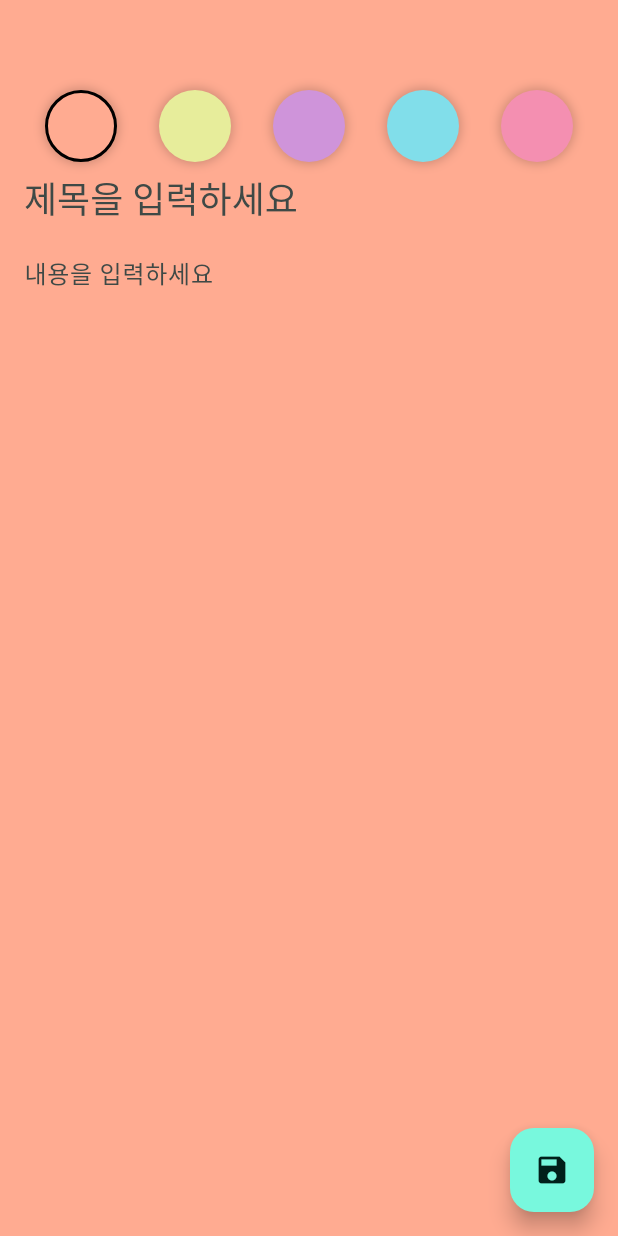
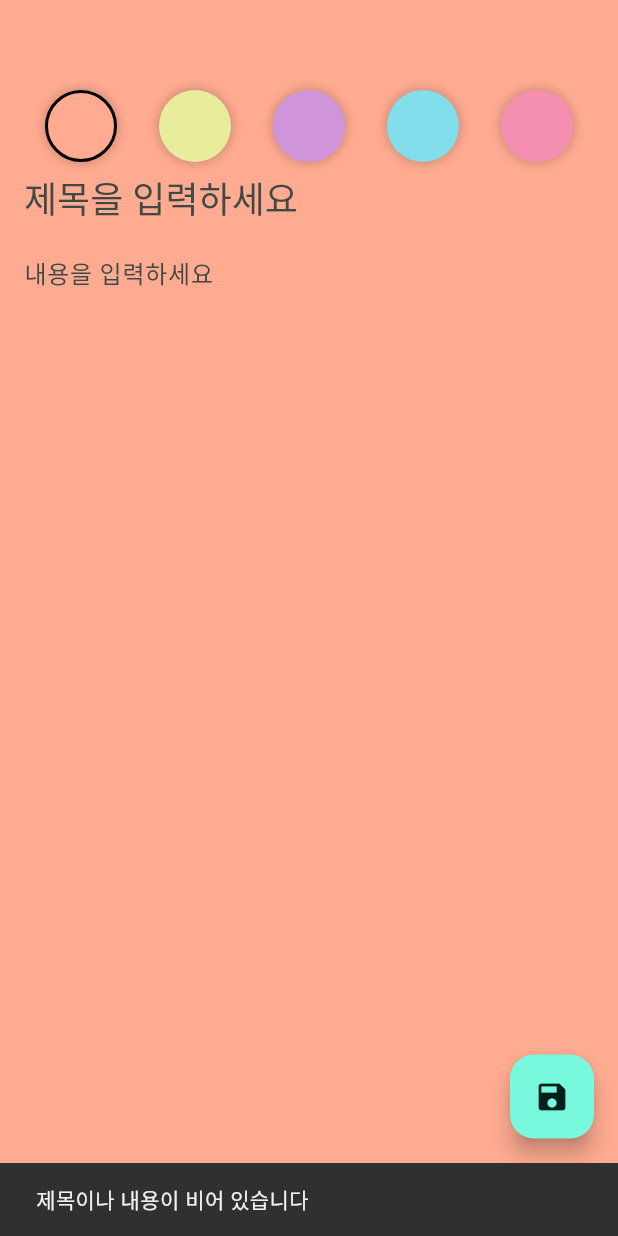
Before and after one commit to ssac-flutter/clean-note-app-2, a Flutter app: the AddEditNoteScreen screen opened directly, after a tap on the "save" icon, on a phone screen of 412 x 824 dp. Run offline on Flutter 3.47's test engine with Material 2 defaults, Android fonts, the phone set to English and light mode, and no system bars; our stand-ins replace freezed_annotation, sqflite; accounts and stored records are empty; generated files the repository leaves out were written again.

Commit message:
feat: validator snackBar & FAB saveNote injection

```diff
--- a/lib/presentation/add_edit_note/add_edit_note_event.dart
+++ b/lib/presentation/add_edit_note/add_edit_note_event.dart
@@ -5,5 +5,5 @@ part 'add_edit_note_event.freezed.dart';
 @freezed
 class AddEditNoteEvent with _$AddEditNoteEvent {
   const factory AddEditNoteEvent.changeColor(int color) = ChangeColor;
-  const factory AddEditNoteEvent.saveNote(int? id, String title, String content, int color, int timestamp) = SaveNote;
+  const factory AddEditNoteEvent.saveNote(int? id, String title, String content) = SaveNote;
 }
--- a/lib/presentation/add_edit_note/add_edit_note_screen.dart
+++ b/lib/presentation/add_edit_note/add_edit_note_screen.dart
@@ -1,8 +1,14 @@
+import 'package:clean_note_app_2/domain/model/note.dart';
+import 'package:clean_note_app_2/presentation/add_edit_note/add_edit_note_event.dart';
+import 'package:clean_note_app_2/presentation/add_edit_note/add_edit_note_view_model.dart';
 import 'package:clean_note_app_2/ui/colors.dart';
 import 'package:flutter/material.dart';
+import 'package:provider/provider.dart';
 
 class AddEditNoteScreen extends StatefulWidget {
-  const AddEditNoteScreen({Key? key}) : super(key: key);
+  // Note가 비어있을 수도 있으니, 널러블로 처리
+  final Note? note;
+  const AddEditNoteScreen({Key? key, this.note}) : super(key: key);
 
   @override
   State<AddEditNoteScreen> createState() => _AddEditNoteScreenState();
@@ -27,15 +33,16 @@ class _AddEditNoteScreenState extends State<AddEditNoteScreen> {
     illusion,
   ];
 
-  Color _color = roseBud;
+  // final Color _color = roseBud;
 
   @override
   Widget build(BuildContext context) {
+    final viewModel = context.watch<AddEditNoteViewModel>();
     return Scaffold(
       body: AnimatedContainer(
         duration: const Duration(milliseconds: 250),
         padding: const EdgeInsets.fromLTRB(16, 60, 16, 16),
-        color: _color,
+        color: Color(viewModel.color),
         child: Column(
           children: [
             Row(
@@ -44,14 +51,14 @@ class _AddEditNoteScreenState extends State<AddEditNoteScreen> {
                   .map(
                     (color) => InkWell(
                       onTap: () {
-                        setState(() {
-                          _color = color;
-                        });
+                        viewModel.onEvent(
+                          AddEditNoteEvent.changeColor(color.value),
+                        );
                       },
-                   // Widget _buildBackgroundColor({required Color color, required bool selected})
+                      // Widget _buildBackgroundColor({required Color color, required bool selected})
                       child: _buildBackgroundColor(
                         color: color,
-                        selected: _color == color,
+                        selected: viewModel.color == color.value,
                       ),
                     ),
                   )
@@ -83,7 +90,19 @@ class _AddEditNoteScreenState extends State<AddEditNoteScreen> {
         ),
       ),
       floatingActionButton: FloatingActionButton(
-        onPressed: () {},
+        onPressed: () {
+          if (_titleController.text.isEmpty ||
+              _contentController.text.isEmpty) {
+            const snackBar = SnackBar(content: Text('제목이나 내용이 비어 있습니다'));
+            ScaffoldMessenger.of(context).showSnackBar(snackBar);
+          }
+
+          viewModel.onEvent(AddEditNoteEvent.saveNote(
+            widget.note == null ? null : widget.note!.id,
+            _titleController.text,
+            _contentController.text,
+          ));
+        },
         child: const Icon(Icons.save),
       ),
     );
--- a/lib/presentation/add_edit_note/add_edit_note_view_model.dart
+++ b/lib/presentation/add_edit_note/add_edit_note_view_model.dart
@@ -1,14 +1,15 @@
 import 'package:clean_note_app_2/domain/model/note.dart';
 import 'package:clean_note_app_2/domain/repository/note_repository.dart';
 import 'package:clean_note_app_2/presentation/add_edit_note/add_edit_note_event.dart';
+import 'package:clean_note_app_2/ui/colors.dart';
 import 'package:flutter/material.dart';
-
 
 class AddEditNoteViewModel with ChangeNotifier {
   // mvvm 방식, use_case 사용한함
   final NoteRepository repository;
 
-  int _color = Colors.orange.value;
+  int _color = roseBud.value;
+
   int get color => _color;
 
   AddEditNoteViewModel(this.repository);
@@ -16,31 +17,39 @@ class AddEditNoteViewModel with ChangeNotifier {
   void onEvent(AddEditNoteEvent event) {
     event.when(
       changeColor: _changeColor,
-      saveNote:_saveNote,
+      saveNote: _saveNote,
     );
   }
 
-  Future<void> _changeColor(int color) async{
+  Future<void> _changeColor(int color) async {
     _color = color;
     notifyListeners();
   }
 
-  Future<void> _saveNote(int? id, String title, String content, int color, int timestamp) async {
+  Future<void> _saveNote(
+    int? id,
+    String title,
+    String content,
+  ) async {
     if (id == null) {
-      await repository.insertNote(Note(
+      await repository.insertNote(
+        Note(
           title: title,
           content: content,
           color: _color,
-        timestamp: DateTime.now().millisecondsSinceEpoch,),
+          timestamp: DateTime.now().millisecondsSinceEpoch,
+        ),
       );
     } else {
       // updateNote 경우 id를 알고 있다.
-      await repository.updateNote(Note(
+      await repository.updateNote(
+        Note(
           id: id,
           title: title,
           content: content,
           color: _color,
-        timestamp: DateTime.now().millisecondsSinceEpoch,),
+          timestamp: DateTime.now().millisecondsSinceEpoch,
+        ),
       );
     }
   }
```
Lines whose indentation alone changed are shown as unchanged.
